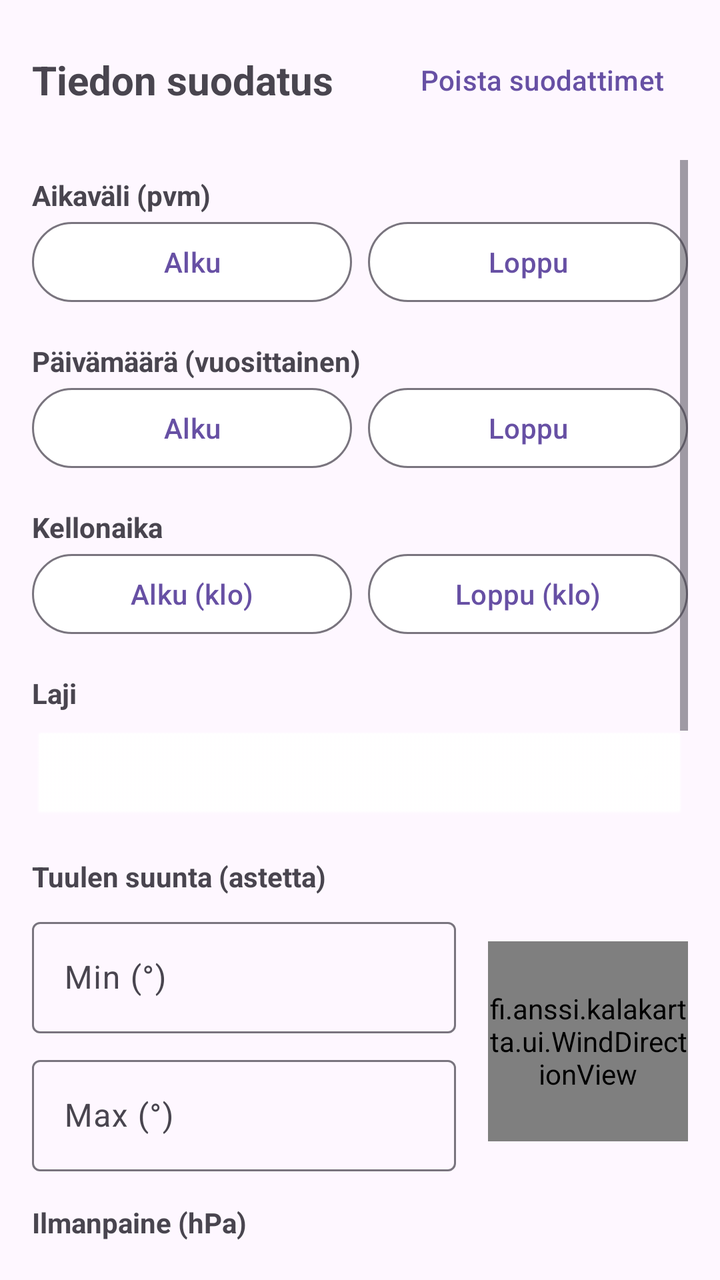
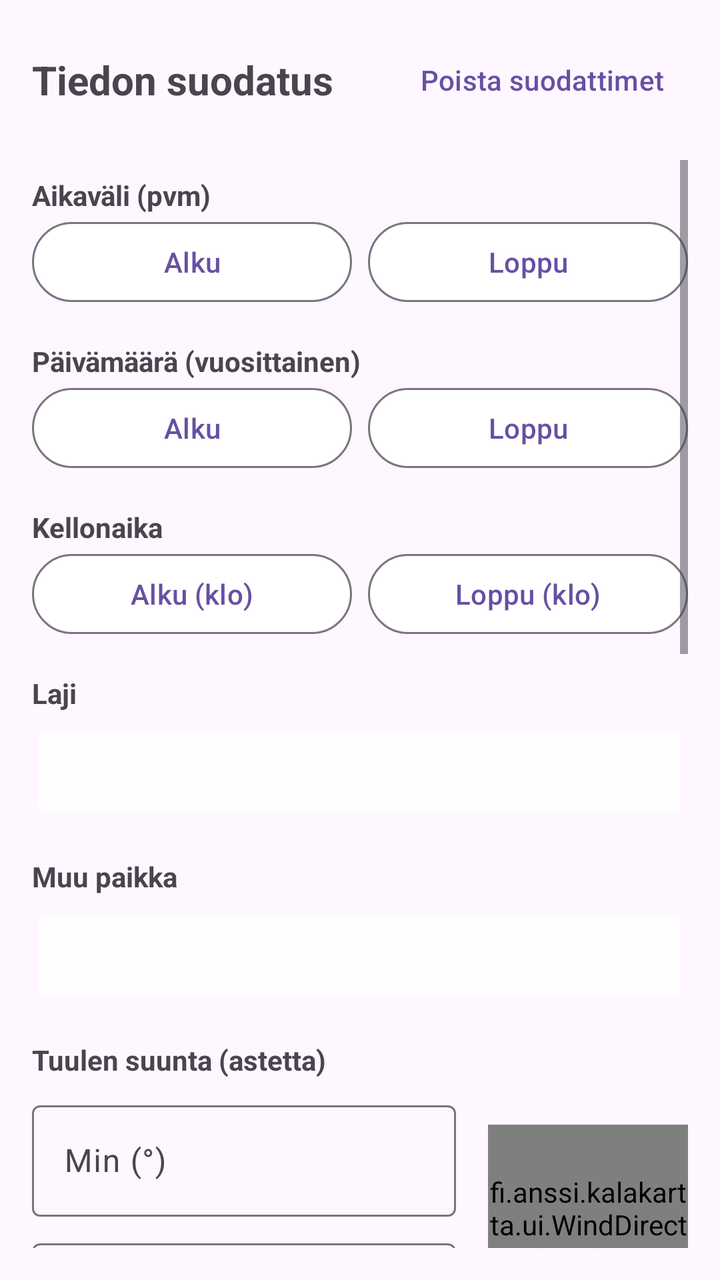

Screens rendered from an Android XML layout before and after an edit, with the pre-edit source and the edit as a unified diff.
<!-- AndroidManifest.xml: application theme Theme.KalaKartta -->
<!-- res/layout/activity_filter.xml -->
<?xml version="1.0" encoding="utf-8"?>
<LinearLayout xmlns:android="http://schemas.android.com/apk/res/android"
    xmlns:app="http://schemas.android.com/apk/res-auto"
    android:layout_width="match_parent"
    android:layout_height="match_parent"
    android:orientation="vertical"
    android:padding="16dp">

    <RelativeLayout
        android:layout_width="match_parent"
        android:layout_height="wrap_content"
        android:layout_marginBottom="16dp">

        <TextView
            android:layout_width="wrap_content"
            android:layout_height="wrap_content"
            android:layout_centerVertical="true"
            android:text="@string/data_filtering"
            android:textSize="20sp"
            android:textStyle="bold" />

        <Button
            android:id="@+id/clearFiltersButton"
            style="@style/Widget.Material3.Button.TextButton"
            android:layout_width="wrap_content"
            android:layout_height="wrap_content"
            android:layout_alignParentEnd="true"
            android:text="@string/clear_filters" />
    </RelativeLayout>

    <ScrollView
        android:layout_width="match_parent"
        android:layout_height="match_parent"
        android:isScrollContainer="true">

        <LinearLayout
            android:layout_width="match_parent"
            android:layout_height="wrap_content"
            android:orientation="vertical">

            
            <TextView
                android:layout_width="match_parent"
                android:layout_height="wrap_content"
                android:text="@string/date_range"
                android:textStyle="bold"
                android:layout_marginTop="8dp"/>

            <LinearLayout
                android:layout_width="match_parent"
                android:layout_height="wrap_content"
                android:orientation="horizontal">
                <Button
                    android:id="@+id/startDateButton"
                    style="@style/Widget.Material3.Button.OutlinedButton"
                    android:layout_width="0dp"
                    android:layout_weight="1"
                    android:layout_height="wrap_content"
                    app:backgroundTint="@color/white"
                    android:text="@string/start_date" />
                <Button
                    android:id="@+id/endDateButton"
                    style="@style/Widget.Material3.Button.OutlinedButton"
                    android:layout_width="0dp"
                    android:layout_weight="1"
                    android:layout_height="wrap_content"
                    android:layout_marginStart="8dp"
                    app:backgroundTint="@color/white"
                    android:text="@string/end_date" />
            </LinearLayout>

            
            <TextView
                android:layout_width="match_parent"
                android:layout_height="wrap_content"
                android:text="@string/annual_date_range"
                android:textStyle="bold"
                android:layout_marginTop="16dp"/>

            <LinearLayout
                android:layout_width="match_parent"
                android:layout_height="wrap_content"
                android:orientation="horizontal">
                <Button
                    android:id="@+id/annualStartButton"
                    style="@style/Widget.Material3.Button.OutlinedButton"
                    android:layout_width="0dp"
                    android:layout_weight="1"
                    android:layout_height="wrap_content"
                    app:backgroundTint="@color/white"
                    android:text="@string/start_date" />
                <Button
                    android:id="@+id/annualEndButton"
                    style="@style/Widget.Material3.Button.OutlinedButton"
                    android:layout_width="0dp"
                    android:layout_weight="1"
                    android:layout_height="wrap_content"
                    android:layout_marginStart="8dp"
                    app:backgroundTint="@color/white"
                    android:text="@string/end_date" />
            </LinearLayout>

            
            <TextView
                android:layout_width="match_parent"
                android:layout_height="wrap_content"
                android:text="@string/time_range"
                android:textStyle="bold"
                android:layout_marginTop="16dp"/>

            <LinearLayout
                android:layout_width="match_parent"
                android:layout_height="wrap_content"
                android:orientation="horizontal">
                <Button
                    android:id="@+id/startTimeButton"
                    style="@style/Widget.Material3.Button.OutlinedButton"
                    android:layout_width="0dp"
                    android:layout_weight="1"
                    android:layout_height="wrap_content"
                    app:backgroundTint="@color/white"
                    android:text="@string/start_time" />
                <Button
                    android:id="@+id/endTimeButton"
                    style="@style/Widget.Material3.Button.OutlinedButton"
                    android:layout_width="0dp"
                    android:layout_weight="1"
                    android:layout_height="wrap_content"
                    android:layout_marginStart="8dp"
                    app:backgroundTint="@color/white"
                    android:text="@string/end_time" />
            </LinearLayout>

            
            <TextView
                android:layout_width="match_parent"
                android:layout_height="wrap_content"
                android:text="@string/species"
                android:textStyle="bold"
                android:layout_marginTop="16dp"/>

            <Spinner
                android:id="@+id/speciesSpinner"
                android:layout_width="match_parent"
                android:layout_height="wrap_content"
                android:layout_marginTop="8dp"
                android:minHeight="48dp"
                android:background="@android:drawable/btn_dropdown"
                android:backgroundTint="@color/white" />
            
            
            <TextView
                android:layout_width="match_parent"
                android:layout_height="wrap_content"
                android:text="@string/wind_direction"
                android:textStyle="bold"
                android:layout_marginTop="16dp"/>

            <LinearLayout
                android:layout_width="match_parent"
                android:layout_height="wrap_content"
                android:orientation="horizontal"
                android:gravity="center_vertical"
                android:layout_marginTop="8dp">

                <LinearLayout
                    android:layout_width="0dp"
                    android:layout_weight="1"
                    android:layout_height="wrap_content"
                    android:orientation="vertical">

                    <com.google.android.material.textfield.TextInputLayout
                        android:layout_width="match_parent"
                        android:layout_height="wrap_content"
                        android:hint="@string/min_degrees">
                        <com.google.android.material.textfield.TextInputEditText
                            android:id="@+id/windMinEdit"
                            android:layout_width="match_parent"
                            android:layout_height="wrap_content"
                            android:inputType="numberDecimal"
                            android:imeOptions="actionNext" />
                    </com.google.android.material.textfield.TextInputLayout>

                    <com.google.android.material.textfield.TextInputLayout
                        android:layout_width="match_parent"
                        android:layout_height="wrap_content"
                        android:layout_marginTop="8dp"
                        android:hint="@string/max_degrees">
                        <com.google.android.material.textfield.TextInputEditText
                            android:id="@+id/windMaxEdit"
                            android:layout_width="match_parent"
                            android:layout_height="wrap_content"
                            android:inputType="numberDecimal"
                            android:imeOptions="actionNext" />
                    </com.google.android.material.textfield.TextInputLayout>
                </LinearLayout>

                <fi.anssi.kalakartta.ui.WindDirectionView
                    android:id="@+id/windDirectionPreview"
                    android:layout_width="100dp"
                    android:layout_height="100dp"
                    android:layout_marginStart="16dp" />

            </LinearLayout>

            
            <TextView
                android:layout_width="match_parent"
                android:layout_height="wrap_content"
                android:text="@string/pressure"
                android:textStyle="bold"
                android:layout_marginTop="16dp"/>

            <LinearLayout
                android:layout_width="match_parent"
                android:layout_height="wrap_content"
                android:orientation="horizontal"
                android:layout_marginTop="8dp">

                <com.google.android.material.textfield.TextInputLayout
                    android:layout_width="0dp"
                    android:layout_weight="1"
                    android:layout_height="wrap_content"
                    android:hint="@string/min_pressure">
                    <com.google.android.material.textfield.TextInputEditText
                        android:id="@+id/pressureMinEdit"
                        android:layout_width="match_parent"
                        android:layout_height="wrap_content"
                        android:inputType="numberDecimal"
                        android:imeOptions="actionNext" />
                </com.google.android.material.textfield.TextInputLayout>

                <com.google.android.material.textfield.TextInputLayout
                    android:layout_width="0dp"
                    android:layout_weight="1"
                    android:layout_height="wrap_content"
                    android:layout_marginStart="8dp"
                    android:hint="@string/max_pressure">
                    <com.google.android.material.textfield.TextInputEditText
                        android:id="@+id/pressureMaxEdit"
                        android:layout_width="match_parent"
                        android:layout_height="wrap_content"
                        android:inputType="numberDecimal"
                        android:imeOptions="actionDone" />
                </com.google.android.material.textfield.TextInputLayout>
            </LinearLayout>

            <CheckBox
                android:id="@+id/onlyCaughtFishCheckBox"
                android:layout_width="match_parent"
                android:layout_height="wrap_content"
                android:text="Näytä vain saadut kalat"
                android:layout_marginTop="16dp" />

            <Button
                android:id="@+id/okButton"
                style="@style/Widget.Material3.Button.TextButton"
                android:layout_width="match_parent"
                android:layout_height="wrap_content"
                android:layout_marginTop="16dp"
                android:text="@string/ok" />

            
            <View
                android:layout_width="match_parent"
                android:layout_height="300dp" />

        </LinearLayout>
    </ScrollView>
</LinearLayout>
<!-- resources referenced by this layout -->
<resources>
  <color name="white">#FFFFFFFF</color>
  <string name="annual_date_range">Päivämäärä (vuosittainen)</string>
  <string name="clear_filters">Poista suodattimet</string>
  <string name="data_filtering">Tiedon suodatus</string>
  <string name="date_range">Aikaväli (pvm)</string>
  <string name="end_date">Loppu</string>
  <string name="end_time">Loppu (klo)</string>
  <string name="max_degrees">Max (°)</string>
  <string name="max_pressure">Max (hPa)</string>
  <string name="min_degrees">Min (°)</string>
  <string name="min_pressure">Min (hPa)</string>
  <string name="ok">OK</string>
  <string name="pressure">Ilmanpaine (hPa)</string>
  <string name="species">Laji</string>
  <string name="start_date">Alku</string>
  <string name="start_time">Alku (klo)</string>
  <string name="time_range">Kellonaika</string>
  <string name="wind_direction">Tuulen suunta (astetta)</string>
  <style name="Theme.KalaKartta" parent="Base.Theme.KalaKartta" />
  <style name="Base.Theme.KalaKartta" parent="Theme.Material3.DayNight.NoActionBar">
          
          
      </style>
</resources>

<!-- the commit's change to res/layout/activity_filter.xml (unified diff, before → after) -->
@@ -141,6 +141,23 @@
 
             <Spinner
                 android:id="@+id/speciesSpinner"
+                android:layout_width="match_parent"
+                android:layout_height="wrap_content"
+                android:layout_marginTop="8dp"
+                android:minHeight="48dp"
+                android:background="@android:drawable/btn_dropdown"
+                android:backgroundTint="@color/white" />
+
+            
+            <TextView
+                android:layout_width="match_parent"
+                android:layout_height="wrap_content"
+                android:text="@string/place_type"
+                android:textStyle="bold"
+                android:layout_marginTop="16dp"/>
+
+            <Spinner
+                android:id="@+id/placeTypeSpinner"
                 android:layout_width="match_parent"
                 android:layout_height="wrap_content"
                 android:layout_marginTop="8dp"
@@ -245,12 +262,25 @@
                 </com.google.android.material.textfield.TextInputLayout>
             </LinearLayout>
 
+            <com.google.android.material.textfield.TextInputLayout
+                android:layout_width="match_parent"
+                android:layout_height="wrap_content"
+                android:layout_marginTop="16dp"
+                android:hint="@string/free_text">
+                <com.google.android.material.textfield.TextInputEditText
+                    android:id="@+id/freeTextEdit"
+                    android:layout_width="match_parent"
+                    android:layout_height="wrap_content"
+                    android:inputType="text"
+                    android:imeOptions="actionDone" />
+            </com.google.android.material.textfield.TextInputLayout>
+
             <CheckBox
                 android:id="@+id/onlyCaughtFishCheckBox"
                 android:layout_width="match_parent"
                 android:layout_height="wrap_content"
                 android:text="Näytä vain saadut kalat"
-                android:layout_marginTop="16dp" />
+                android:layout_marginTop="8dp" />
 
             <Button
                 android:id="@+id/okButton"
<!-- resource entries referenced after the edit -->
@@ -7,11 +7,13 @@
   <string name="date_range">Aikaväli (pvm)</string>
   <string name="end_date">Loppu</string>
   <string name="end_time">Loppu (klo)</string>
+  <string name="free_text">Vapaa teksti</string>
   <string name="max_degrees">Max (°)</string>
   <string name="max_pressure">Max (hPa)</string>
   <string name="min_degrees">Min (°)</string>
   <string name="min_pressure">Min (hPa)</string>
   <string name="ok">OK</string>
+  <string name="place_type">Muu paikka</string>
   <string name="pressure">Ilmanpaine (hPa)</string>
   <string name="species">Laji</string>
   <string name="start_date">Alku</string>
